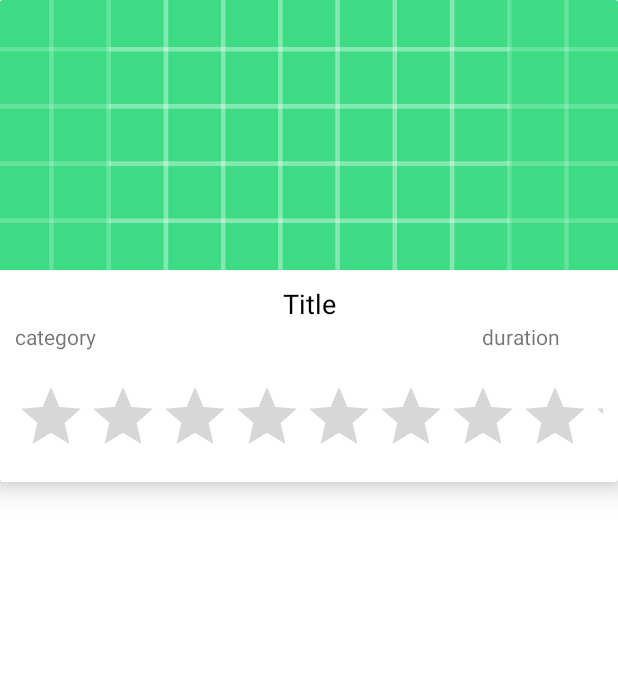
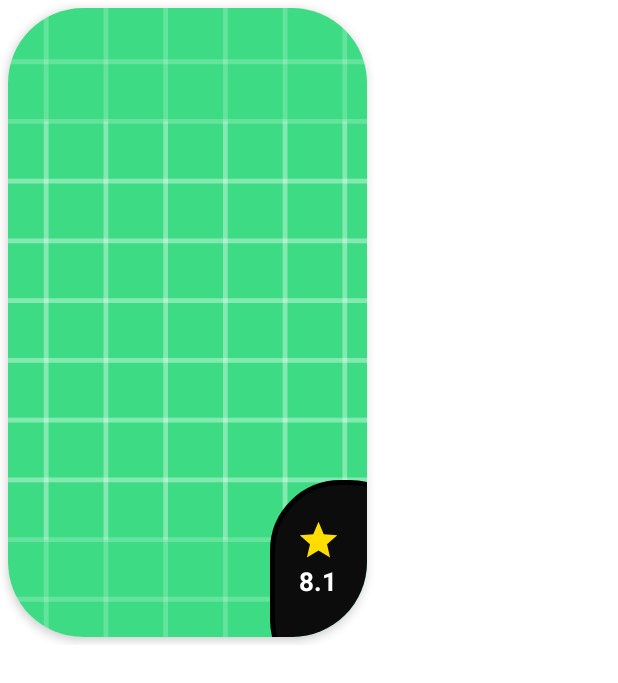
Before and after one commit to gtamayoc/PeliAPI, an Android app: the layout movie_list_api.xml on its own in the app's theme, with its tools: preview values and no code run, on a phone screen of 412 x 824 dp. Shown: the top 683 px of the screen. Run offline under Robolectric (Android 15) with nearby library versions, the phone set to English and light mode, and no system bars.

Commit message:
IMPLEMENTACION - arreglando la cardview de las peliculas
agregando y mejorando la cardview visualmente implementando la calificacion de las peliculas

```diff
--- a/app/build.gradle
+++ b/app/build.gradle
@@ -43,6 +43,8 @@ dependencies {
 
     implementation 'com.github.bumptech.glide:glide:4.13.0'
     annotationProcessor 'com.github.bumptech.glide:compiler:4.13.0'
+    implementation 'com.google.android.material:material:1.5.0'
+
 
 
 
--- a/app/src/main/AndroidManifest.xml
+++ b/app/src/main/AndroidManifest.xml
@@ -11,6 +11,10 @@
         android:roundIcon="@mipmap/ic_launcher_round"
         android:supportsRtl="true"
         android:theme="@style/Theme.ApiPeliculas">
+        <meta-data
+            android:name="com.google.android.actions"
+            android:resource="@xml/circulo" />
+
         <activity
             android:name=".MovieListActivity"
             android:exported="true">
--- a/app/src/main/java/com/example/apipeliculas/MovieListActivity.java
+++ b/app/src/main/java/com/example/apipeliculas/MovieListActivity.java
@@ -38,11 +38,11 @@ public class MovieListActivity extends AppCompatActivity implements MovieInterfa
         setContentView(R.layout.activity_main);
         presenter = new MoviePresenter(this);
         recyclerView = findViewById(R.id.recyclerview);
-        recyclerView.setLayoutManager(new LinearLayoutManager(this, LinearLayoutManager.VERTICAL,false));
+        recyclerView.setLayoutManager(new LinearLayoutManager(this, LinearLayoutManager.HORIZONTAL,false));
 
-        nombrePelicula = "go";
+        nombrePelicula = "The Incredibles";
         id = 65;
-        presenter.obtenerPeliculas("" + nombrePelicula, "2");
+        presenter.obtenerPeliculas("" + nombrePelicula, "1");
 
         presenter.obtenerPeliculasId(id);
 
--- a/app/src/main/java/com/example/apipeliculas/adaptadores/MovieRecyclerView.java
+++ b/app/src/main/java/com/example/apipeliculas/adaptadores/MovieRecyclerView.java
@@ -34,7 +34,7 @@ public class MovieRecyclerView extends RecyclerView.Adapter<RecyclerView.ViewHol
     public void onBindViewHolder(@NonNull RecyclerView.ViewHolder holder, int position) {
         ((MovieViewHolder)holder).title.setText(mMovies.get(position).getTitle());
         ((MovieViewHolder)holder).release_date.setText(mMovies.get(position).getRelease_date());
-        ((MovieViewHolder)holder).duration.setText(mMovies.get(position).getRuntime());
+        ((MovieViewHolder)holder).duration.setText(mMovies.get(position).getOriginal_language());
         ((MovieViewHolder)holder).ratingBar.setRating((mMovies.get(position).getVote_average())/2);
 
         Glide.with(holder.itemView.getContext())
--- /dev/null
+++ b/app/src/main/res/drawable/ic_baseline_star_24.xml
@@ -0,0 +1,5 @@
+<vector android:height="24dp" android:tint="#FFDD00"
+    android:viewportHeight="24" android:viewportWidth="24"
+    android:width="24dp" xmlns:android="http://schemas.android.com/apk/res/android">
+    <path android:fillColor="@android:color/white" android:pathData="M12,17.27L18.18,21l-1.64,-7.03L22,9.24l-7.19,-0.61L12,2 9.19,8.63 2,9.24l5.46,4.73L5.82,21z"/>
+</vector>
--- /dev/null
+++ b/app/src/main/res/drawable/values.xml
@@ -0,0 +1,10 @@
+<selector xmlns:android="http://schemas.android.com/apk/res/android" >
+    <item >
+        <shape android:shape="rectangle"  >
+            <corners android:radius="45dip" />
+            <stroke android:width="3dip" android:color="#ffffff" />
+            <solid android:color="#0082C4EC" />
+            <!--<gradient android:angle="-90" android:startColor="#DD2C00" android:endColor="#FFAB00" />-->
+        </shape>
+    </item>
+</selector>
--- a/app/src/main/res/layout/movie_list_api.xml
+++ b/app/src/main/res/layout/movie_list_api.xml
@@ -1,84 +1,82 @@
 <?xml version="1.0" encoding="utf-8"?>
-<LinearLayout xmlns:android="http://schemas.android.com/apk/res/android"
+<androidx.appcompat.widget.LinearLayoutCompat xmlns:android="http://schemas.android.com/apk/res/android"
     xmlns:app="http://schemas.android.com/apk/res-auto"
-    android:layout_width="match_parent"
-    android:layout_height="match_parent"
+    android:layout_width="250dp"
+    android:layout_height="430dp"
     android:orientation="vertical">
 
-    <androidx.cardview.widget.CardView
+
+    <com.google.android.material.card.MaterialCardView
         android:id="@+id/cardView"
-        android:layout_width="match_parent"
+        android:layout_width="wrap_content"
         android:layout_height="wrap_content"
-        app:cardElevation="10dp">
+        android:layout_margin="5dp"
+        android:maxWidth="59dp"
+        android:maxHeight="100dp"
+        app:cardCornerRadius="50dp"
+        app:cardElevation="4dp"
 
+        >
 
         <LinearLayout
 
             android:layout_width="match_parent"
             android:layout_height="wrap_content"
-            android:orientation="vertical">
+            android:orientation="vertical"
+
+            >
+
 
             <ImageView
                 android:id="@+id/movie_image_view"
-                android:layout_width="match_parent"
-                android:layout_height="180dp"
+                android:layout_width="250dp"
+                android:layout_height="430dp"
+                android:background="@drawable/values"
                 android:scaleType="centerCrop"
-                android:src="@drawable/ic_launcher_background" />
+                android:src="@drawable/ic_launcher_background"
 
-            <LinearLayout
-                android:layout_width="match_parent"
-                android:layout_height="wrap_content"
-                android:orientation="vertical"
-                android:padding="10dp">
+                />
 
-                <TextView
-                    android:id="@+id/movie_title"
-                    android:layout_width="match_parent"
-                    android:layout_height="wrap_content"
-                    android:gravity="center"
-                    android:text="Title"
-                    android:textColor="#000000"
-                    android:textSize="18sp"
-
-                    />
-
-                <LinearLayout
-                    android:layout_width="match_parent"
-                    android:layout_height="wrap_content"
-                    android:orientation="horizontal"
-                    android:weightSum="100">
-
-                    <TextView
-                        android:id="@+id/movie_category"
-                        android:layout_width="wrap_content"
-                        android:layout_height="wrap_content"
-                        android:layout_weight="90"
-                        android:textSize="14sp"
-                        android:text="category"/>
-
-                    <TextView
-                        android:id="@+id/movie_duration"
-                        android:layout_width="wrap_content"
-                        android:layout_height="wrap_content"
-                        android:layout_gravity="center"
-                        android:layout_weight="10"
-                        android:textSize="14sp"
-                        android:text="duration"/>
-
-                </LinearLayout>
-
-            </LinearLayout>
-
-            <RatingBar
-                android:id="@+id/ratings_bar"
-                android:layout_width="match_parent"
-                android:layout_height="wrap_content"
-                android:layout_margin="10dp"
-                android:numStars="5" />
 
         </LinearLayout>
 
-    </androidx.cardview.widget.CardView>
+
+        <ImageView
+            android:layout_width="100dp"
+            android:layout_height="140dp"
+            android:layout_gravity="end|bottom"
+            android:layout_marginRight="-35dp"
+            android:layout_marginBottom="-35dp"
+            android:background="@xml/circulo" />
+
+        <ImageView
+            android:layout_width="30dp"
+            android:layout_height="30dp"
+            android:layout_gravity="end|bottom"
+            android:layout_marginRight="17dp"
+            android:layout_marginBottom="49dp"
+            android:src="@drawable/ic_baseline_star_24"
 
 
-</LinearLayout>
+            />
+
+        <TextView
+            android:id="@+id/stars"
+            android:layout_width="wrap_content"
+            android:layout_height="wrap_content"
+            android:layout_gravity="end|bottom"
+            android:layout_marginRight="20dp"
+            android:layout_marginBottom="25dp"
+            android:text="8.1"
+            android:textStyle="bold"
+            android:textColor="@color/white"
+            android:textSize="17sp"
+
+
+            />
+
+
+    </com.google.android.material.card.MaterialCardView>
+
+
+</androidx.appcompat.widget.LinearLayoutCompat>
--- /dev/null
+++ b/app/src/main/res/xml/circulo.xml
@@ -0,0 +1,11 @@
+<selector xmlns:android="http://schemas.android.com/apk/res/android" >
+    <item >
+        <shape android:shape="rectangle"  >
+            <corners android:radius="45dip" />
+            <stroke android:width="3dip" android:color="#000000" />
+            <solid android:color="#00A4D2EE" />
+            <solid android:color="#0C0C0C" />
+            <!--<gradient android:angle="-90" android:startColor="#DD2C00" android:endColor="#FFAB00" />-->
+        </shape>
+    </item>
+</selector>
```
Also changed, not shown: app/src/main/java/com/example/apipeliculas/adaptadores/AdapterDatos.java (+7 -13 lines), app/src/main/java/com/example/apipeliculas/adaptadores/MovieViewHolder.java (+2 -5 lines), app/src/main/java/com/example/apipeliculas/models/MovieModel.java (+21 -4 lines), app/src/main/res/layout/activity_main.xml (+6 -3 lines).
